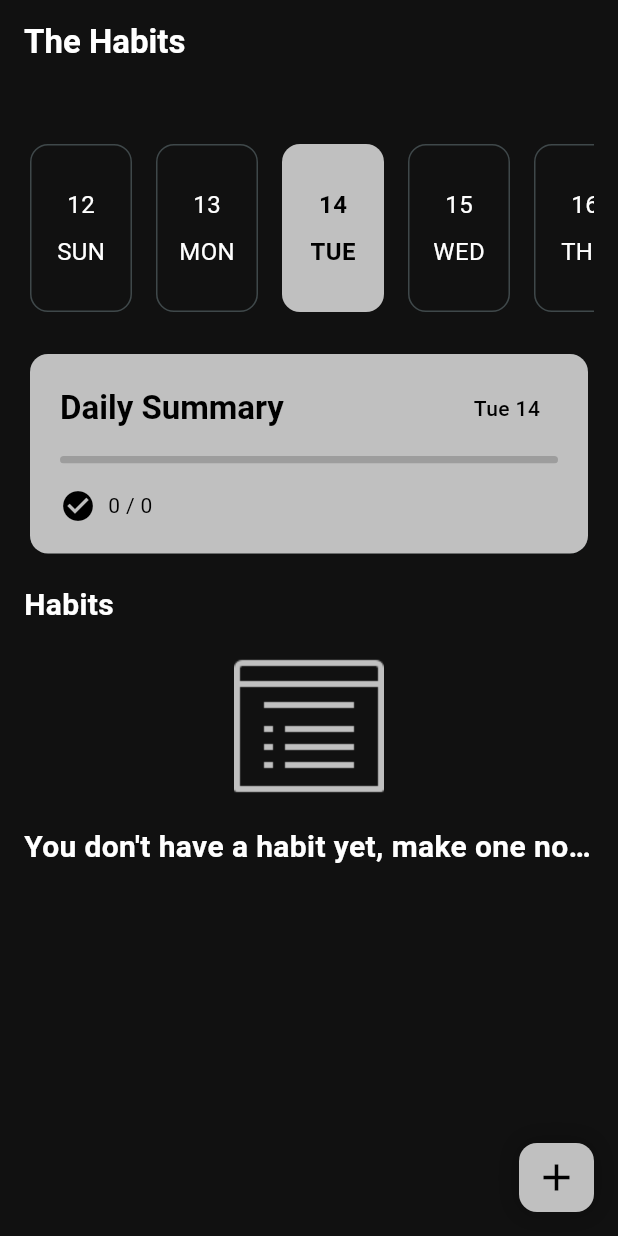
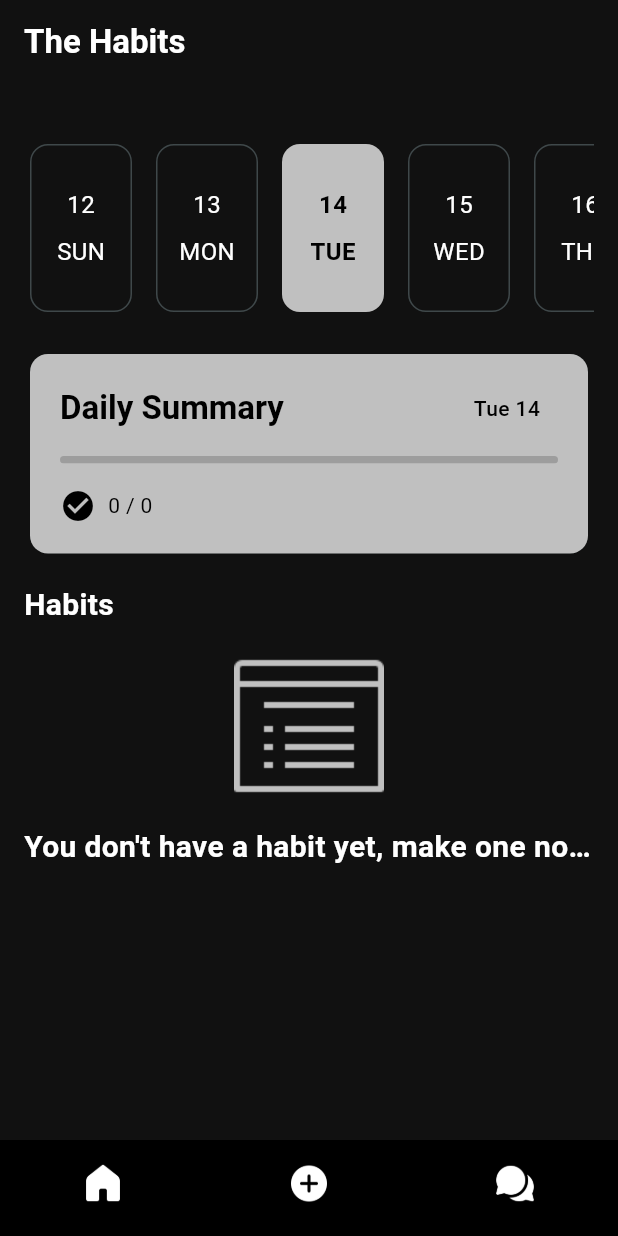
Before and after one commit to Udean777/habit_tracker, a Flutter app: the screen it shows after launch, on a phone screen of 412 x 824 dp. Run offline on Flutter 3.47's test engine with Material 3 defaults, Android fonts, the phone set to English and light mode, and no system bars; drawn by our look-alikes of easy_date_timeline; our stand-ins replace drift, flex_color_scheme, flutter_hooks, flutter_local_notifications, hooks_riverpod, permission_handler and 2 more; accounts and stored records are empty; generated files the repository leaves out were written again.

Commit message:
FEAT: Update iOS platform version to 14.0, enhance local notifications with sound and vibration, and implement bottom navigation with home, create habit, and chatbot pages

```diff
--- a/lib/core/service/local_notifications_service.dart
+++ b/lib/core/service/local_notifications_service.dart
@@ -72,6 +72,8 @@ class LocalNotificationService {
       importance: Importance.high,
       priority: Priority.high,
       styleInformation: BigTextStyleInformation(description),
+      playSound: true,
+      enableVibration: true,
     );
 
     // Detail notifikasi untuk iOS
--- /dev/null
+++ b/lib/presentation/chatbot/chat_page.dart
@@ -0,0 +1,10 @@
+import 'package:flutter/material.dart';
+
+class ChatPage extends StatelessWidget {
+  const ChatPage({super.key});
+
+  @override
+  Widget build(BuildContext context) {
+    return const Placeholder();
+  }
+}
--- /dev/null
+++ b/lib/presentation/home/home_page.dart
@@ -0,0 +1,55 @@
+import 'package:flutter/material.dart';
+import 'package:flutter_hooks/flutter_hooks.dart';
+import 'package:habit_tracker/core/providers/daily_summary_provider.dart';
+import 'package:habit_tracker/presentation/widgets/daily_summary_card.dart';
+import 'package:habit_tracker/presentation/widgets/habit_card_list.dart';
+import 'package:habit_tracker/presentation/widgets/timeline_view.dart';
+import 'package:hooks_riverpod/hooks_riverpod.dart';
+import 'package:intl/intl.dart';
+
+class HomePage extends HookConsumerWidget {
+  const HomePage({super.key});
+
+  @override
+  Widget build(BuildContext context, WidgetRef ref) {
+    final selectedDate = useState(DateTime.now());
+
+    return SafeArea(
+      child: Padding(
+        padding: const EdgeInsets.all(16),
+        child: Column(
+          crossAxisAlignment: CrossAxisAlignment.start,
+          children: [
+            TimelineView(
+              selectedDate: selectedDate.value,
+              onSelectedDateChange: (date) => selectedDate.value = date,
+            ),
+            ref.watch(dailySummaryProvider(selectedDate.value)).when(
+                  data: (data) => DailySummaryCard(
+                    completedTasks: data.$1,
+                    totalTasks: data.$2,
+                    date: DateFormat('EEE d').format(selectedDate.value),
+                  ),
+                  error: (error, st) => Text(error.toString()),
+                  loading: () => const SizedBox.shrink(),
+                ),
+            const SizedBox(
+              height: 16,
+            ),
+            Text(
+              'Habits',
+              style: TextStyle(
+                fontSize: 20,
+                fontWeight: FontWeight.bold,
+              ),
+            ),
+            const SizedBox(
+              height: 16,
+            ),
+            HabitCardList(selectedDate: selectedDate.value),
+          ],
+        ),
+      ),
+    );
+  }
+}
--- a/lib/presentation/home/main_page.dart
+++ b/lib/presentation/home/main_page.dart
@@ -1,20 +1,21 @@
 import 'package:flutter/material.dart';
-import 'package:flutter_hooks/flutter_hooks.dart';
-import 'package:habit_tracker/core/providers/daily_summary_provider.dart';
+import 'package:habit_tracker/presentation/chatbot/chat_page.dart';
 import 'package:habit_tracker/presentation/habit/create_habit_page.dart';
-import 'package:habit_tracker/presentation/widgets/daily_summary_card.dart';
-import 'package:habit_tracker/presentation/widgets/habit_card_list.dart';
-import 'package:habit_tracker/presentation/widgets/timeline_view.dart';
+import 'package:habit_tracker/presentation/home/home_page.dart';
 import 'package:hooks_riverpod/hooks_riverpod.dart';
-import 'package:intl/intl.dart';
 
 class MainPage extends HookConsumerWidget {
   const MainPage({super.key});
 
   @override
   Widget build(BuildContext context, WidgetRef ref) {
-    final selectedDate = useState(DateTime.now());
-    final colorScheme = Theme.of(context).colorScheme;
+    int selectedIndex = 0;
+
+    final List<Widget> pages = [
+      HomePage(),
+      CreateHabitPage(),
+      ChatPage(),
+    ];
 
     return Scaffold(
       appBar: AppBar(
@@ -25,73 +26,46 @@ class MainPage extends HookConsumerWidget {
           ),
         ),
       ),
-      body: SafeArea(
-        child: Padding(
-          padding: const EdgeInsets.all(16),
-          child: Column(
-            crossAxisAlignment: CrossAxisAlignment.start,
-            children: [
-              TimelineView(
-                selectedDate: selectedDate.value,
-                onSelectedDateChange: (date) => selectedDate.value = date,
-              ),
-              ref.watch(dailySummaryProvider(selectedDate.value)).when(
-                    data: (data) => DailySummaryCard(
-                      completedTasks: data.$1,
-                      totalTasks: data.$2,
-                      date: DateFormat('EEE d').format(selectedDate.value),
-                    ),
-                    error: (error, st) => Text(error.toString()),
-                    loading: () => const SizedBox.shrink(),
-                  ),
-              const SizedBox(
-                height: 16,
-              ),
-              Text(
-                'Habits',
-                style: TextStyle(
-                  fontSize: 20,
-                  fontWeight: FontWeight.bold,
-                ),
-              ),
-              const SizedBox(
-                height: 16,
-              ),
-              HabitCardList(selectedDate: selectedDate.value),
-            ],
+      body: pages[selectedIndex],
+      bottomNavigationBar: BottomNavigationBar(
+        currentIndex: selectedIndex,
+        onTap: (index) {
+          selectedIndex = index;
+        },
+        showSelectedLabels: false,
+        showUnselectedLabels: false,
+        items: [
+          BottomNavigationBarItem(
+            icon: Image.asset(
+              'assets/icons8-home-96.png',
+              width: 30,
+              height: 30,
+              color: Colors.white,
+            ),
+            label: "Home",
           ),
-        ),
-      ),
-      floatingActionButton: Container(
-        decoration: BoxDecoration(
-          borderRadius: BorderRadius.circular(12),
-          color: colorScheme.primary,
-          boxShadow: [
-            BoxShadow(
-              color: colorScheme.shadow.withValues(alpha: 0.2),
-              blurRadius: 16,
-              spreadRadius: 4,
+          BottomNavigationBarItem(
+            icon: Image.asset(
+              'assets/icons8-add-100.png',
+              width: 30,
+              height: 30,
+              color: Colors.white,
             ),
-          ],
-        ),
-        child: Material(
-          color: Colors.transparent,
-          child: InkWell(
-            onTap: () => Navigator.of(context).push(
-              MaterialPageRoute(
-                builder: (context) => CreateHabitPage(),
-              ),
+            label: "Create",
+          ),
+          BottomNavigationBarItem(
+            icon: Image.asset(
+              'assets/icons8-chat-96.png',
+              width: 30,
+              height: 30,
+              color: Colors.white,
             ),
-            child: Container(
-              padding: const EdgeInsets.symmetric(horizontal: 10, vertical: 8),
-              child: Icon(
-                Icons.add,
-                size: 30,
-                color: colorScheme.onPrimary,
-              ),
-            ),
+            label: "Chat Bot",
           ),
-        ),
+        ],
+        backgroundColor: const Color(0xFF000000),
+        selectedItemColor: Colors.white,
+        unselectedItemColor: Colors.grey,
       ),
     );
   }
```
Also changed, not shown: assets/icons8-add-100.png (added), assets/icons8-chat-96.png (added), assets/icons8-home-96.png (added), 1 other file.
